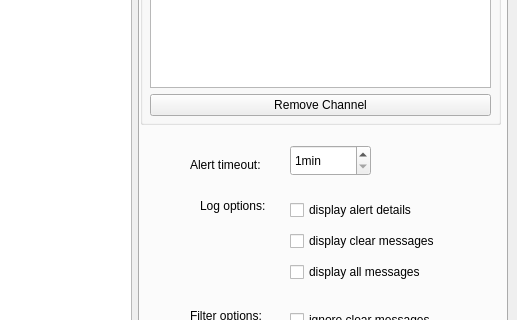
Before: the Qt Designer form intelpy/gui/mainwindow.ui in Riftr/intelpy, drawn with Qt 5; both pictures show x 242 to 759 and y 360 to 680 of the 759 by 790 pixel window.
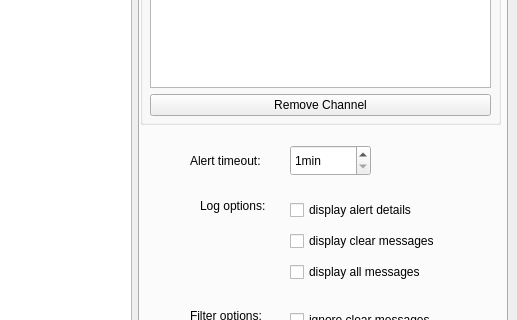
After: the same form once the commit is applied. The open tabs and pages were chosen to show the change. Icons and pictures are not drawn.

```diff
--- a/intelpy/gui/mainwindow.ui
+++ b/intelpy/gui/mainwindow.ui
@@ -709,9 +709,9 @@
             <property name="geometry">
              <rect>
               <x>50</x>
-              <y>480</y>
-              <width>91</width>
-              <height>20</height>
+              <y>470</y>
+              <width>101</width>
+              <height>31</height>
              </rect>
             </property>
             <property name="layoutDirection">
```
